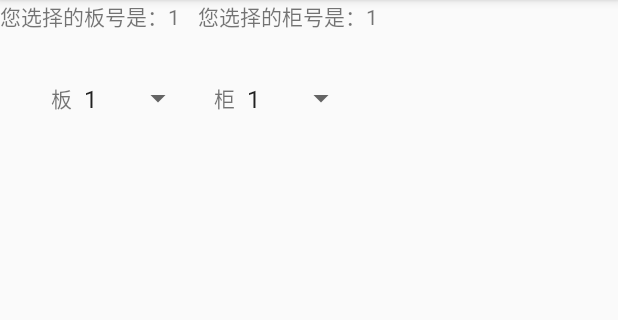
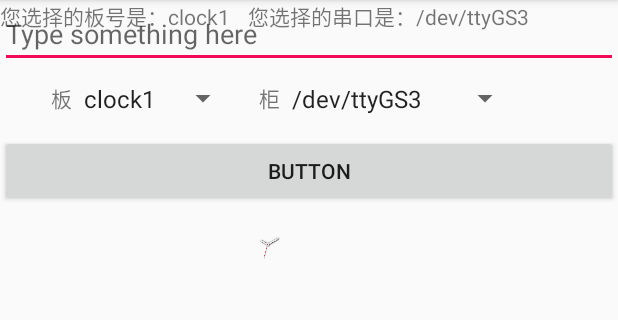
Before and after one commit to zpjgit/485_lock, an Android app: the screen it shows after launch (MainActivity), on a phone screen of 412 x 824 dp, the part 84-404 px from its top. Run offline under Robolectric (Android 15) with nearby library versions, the phone set to English and light mode, and no system bars.

Commit message:
添加图片

```diff
--- a/app/build.gradle
+++ b/app/build.gradle
@@ -8,7 +8,7 @@ android {
         minSdkVersion 18
         targetSdkVersion 25
         versionCode 1
-        versionName "1.0"
+        versionName "clock1.0"
         testInstrumentationRunner "android.support.test.runner.AndroidJUnitRunner"
     }
     buildTypes {
@@ -21,10 +21,10 @@ android {
 
 dependencies {
     compile fileTree(dir: 'libs', include: ['*.jar'])
-    androidTestCompile('com.android.support.test.espresso:espresso-core:2.2.2', {
+    androidTestCompile('com.android.support.test.espresso:espresso-core:clock2.clock2.clock2', {
         exclude group: 'com.android.support', module: 'support-annotations'
     })
-    compile 'com.android.support:appcompat-v7:25.3.1'
-    compile 'com.android.support.constraint:constraint-layout:1.0.2'
+    compile 'com.android.support:appcompat-v7:25.3.clock1'
+    compile 'com.android.support.constraint:constraint-layout:clock1.0.clock2'
     testCompile 'junit:junit:4.12'
 }
--- a/app/src/main/java/com/zpj/a485_lock/MainActivity.java
+++ b/app/src/main/java/com/zpj/a485_lock/MainActivity.java
@@ -1,17 +1,20 @@
 package com.zpj.a485_lock;
 
+import android.os.Bundle;
 import android.support.v7.app.AppCompatActivity;
-import android.os.Bundle;
 import android.view.View;
 import android.widget.AdapterView;
 import android.widget.ArrayAdapter;
+import android.widget.Button;
+import android.widget.EditText;
 import android.widget.Spinner;
 import android.widget.TextView;
+import android.widget.Toast;
 
 import java.util.ArrayList;
 import java.util.List;
 
-public class MainActivity extends AppCompatActivity {
+public class MainActivity extends AppCompatActivity implements View.OnClickListener {
 
     private List<String> list = new ArrayList<String>();
     private List<String> list1 = new ArrayList<String>();
@@ -26,14 +29,17 @@ public class MainActivity extends AppCompatActivity {
     private TextView myTextView1;
     private Spinner mySpinner1;
 
+    private EditText editText;
+    private Button   button;
+
     @Override
     protected void onCreate(Bundle savedInstanceState) {
         super.onCreate(savedInstanceState);
         setContentView(R.layout.activity_main);
 
         //第一步：添加一个下拉列表项的list，这里添加的项就是下拉列表的菜单项
-        list.add("1");
-        list.add("2");
+        list.add("clock1");
+        list.add("clock2");
         list.add("3");
         list.add("4");
         list.add("5");
@@ -78,9 +84,9 @@ public class MainActivity extends AppCompatActivity {
         list.add("44");
         list.add("45");
         list.add("46");
-
-        list1.add("1");
-        list1.add("2");
+/*
+        list1.add("clock1");
+        list1.add("clock2");
         list1.add("3");
         list1.add("4");
         list1.add("5");
@@ -102,7 +108,24 @@ public class MainActivity extends AppCompatActivity {
         list1.add("21");
         list1.add("22");
         list1.add("23");
-        list1.add("24");
+        list1.add("24");*/
+
+        list1.add("/dev/ttyGS3");
+        list1.add("/dev/ttyGS2");
+        list1.add("/dev/ttyGS1");
+        list1.add("/dev/ttyGS0");
+        list1.add("/dev/ttymxc6");
+        list1.add("/dev/ttymxc5");
+        list1.add("/dev/ttymxc4");
+        list1.add("/dev/ttymxc3");
+        list1.add("/dev/ttymxc2");
+        list1.add("/dev/ttymxc1");
+        list1.add("/dev/ttymxc0");
+
+        button = (Button) findViewById(R.id.button);
+        editText = (EditText) findViewById(R.id.edit_text);
+        button.setOnClickListener(this);
+
 
 
         myTextView = (TextView)findViewById(R.id.textView);
@@ -144,7 +167,7 @@ public class MainActivity extends AppCompatActivity {
             public void onItemSelected(AdapterView<?> arg0, View arg1, int arg2, long arg3) {
                 // TODO Auto-generated method stub
                 /* 将所选mySpinner 的值带入myTextView 中*/
-                myTextView1.setText("您选择的柜号是："+ adapter.getItem(arg2));
+                myTextView1.setText("您选择的串口是："+ adapter1.getItem(arg2));
                 /* 将mySpinner 显示*/
                 arg0.setVisibility(View.VISIBLE);
             }
@@ -160,4 +183,15 @@ public class MainActivity extends AppCompatActivity {
 
 
     }
+
+    public void onClick(View view){
+        switch (view.getId()){
+            case R.id.button:
+                String inputText = editText.getText().toString();
+                Toast.makeText(MainActivity.this, inputText, Toast.LENGTH_SHORT).show();;
+                break;
+            default:
+                break;
+        }
+    }
 }
--- a/app/src/main/res/layout/activity_main.xml
+++ b/app/src/main/res/layout/activity_main.xml
@@ -65,6 +65,33 @@
         android:layout_toEndOf="@+id/Spinner_city"
         android:text="柜" />
 
+    <EditText
+        android:id="@+id/edit_text"
+        android:layout_width="match_parent"
+        android:layout_height="wrap_content"
+        android:hint="Type something here"
+        android:maxLines="2"
+        />
+
+    <Button
+        android:id="@+id/button"
+        android:layout_width="match_parent"
+        android:layout_height="wrap_content"
+        android:layout_below="@+id/Spinner_city"
+        android:layout_marginTop="14dp"
+        android:layout_toStartOf="@+id/textView4"
+        android:text="Button"
+        android:layout_alignParentEnd="true" />
+
+    <ImageView
+        android:id="@+id/imageView"
+        android:layout_width="50dp"
+        android:layout_height="50dp"
+        android:layout_below="@+id/button"
+        android:layout_toEndOf="@+id/textView"
+        app:srcCompat="@color/colorAccent"
+        android:src="@drawable/clock2"
+        />
 
 
 </RelativeLayout>
--- a/app/src/main/res/values/colors.xml
+++ b/app/src/main/res/values/colors.xml
@@ -2,5 +2,5 @@
 <resources>
     <color name="colorPrimary">#3F51B5</color>
     <color name="colorPrimaryDark">#303F9F</color>
-    <color name="colorAccent">#FF4081</color>
+    <color name="colorAccent">#f20959</color>
 </resources>
```
Also changed, not shown: app/src/main/res/drawable/clock1.png (added), app/src/main/res/drawable/clock2.png (added).
